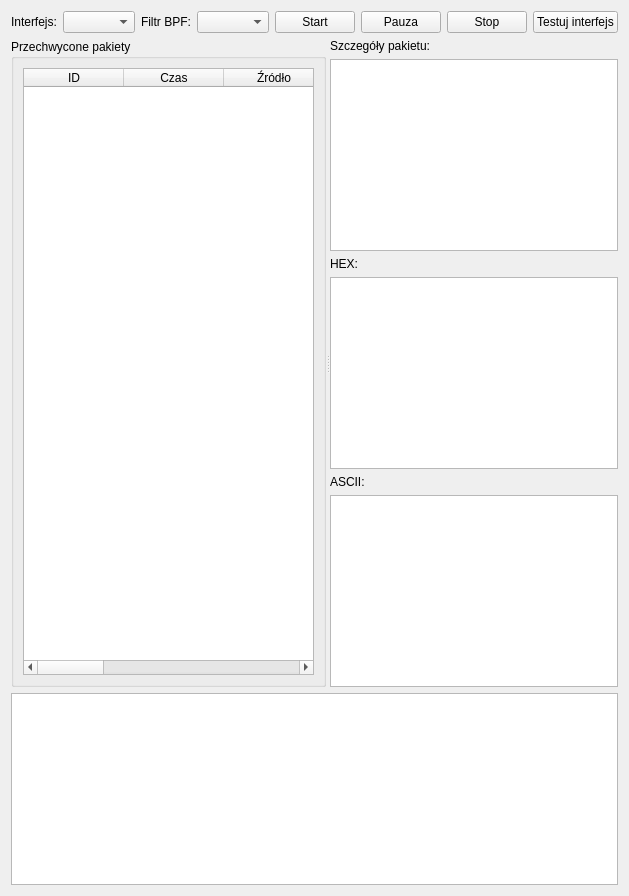
First picture: the form in qtui/dashboard.ui, repository Szyryngo/skaner4, before the edit.
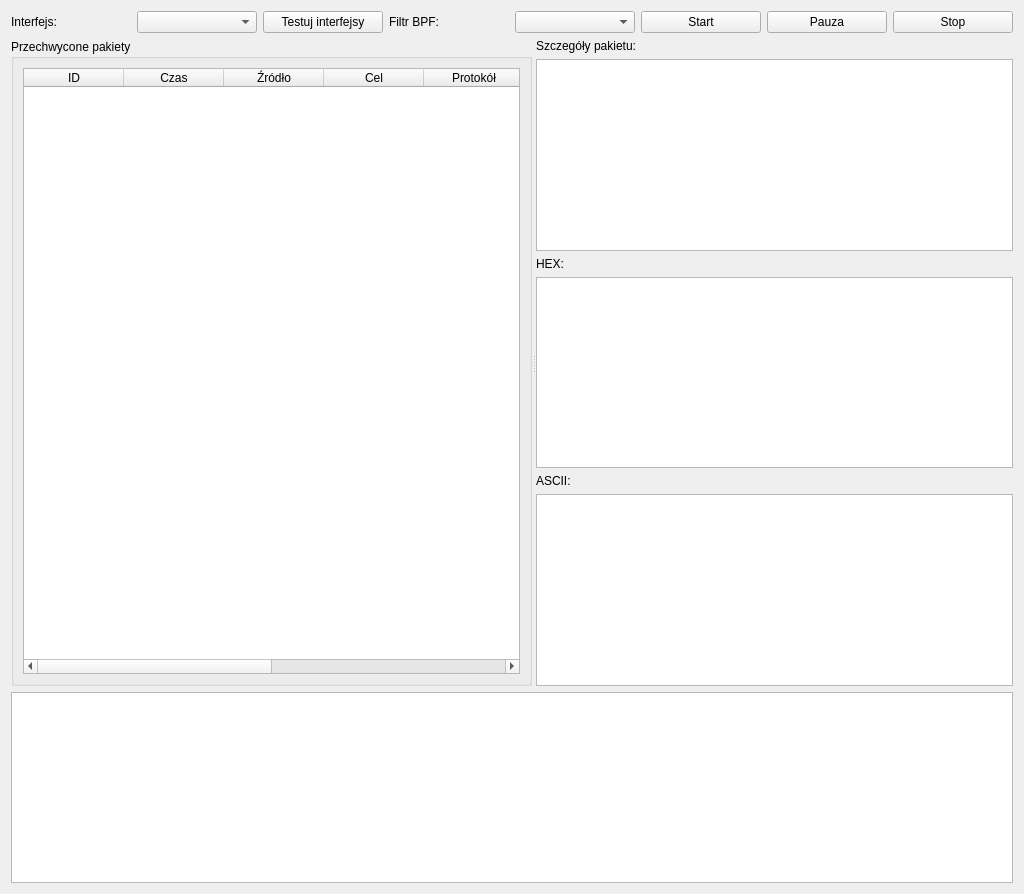
Second picture: the form after the edit.

```diff
--- a/qtui/dashboard.ui
+++ b/qtui/dashboard.ui
@@ -2,6 +2,14 @@
 <ui version="4.0">
  <class>DashboardTab</class>
  <widget class="QWidget" name="DashboardTab">
+  <property name="geometry">
+   <rect>
+    <x>0</x>
+    <y>0</y>
+    <width>1024</width>
+    <height>894</height>
+   </rect>
+  </property>
   <layout class="QVBoxLayout" name="verticalLayout">
    <item>
     <layout class="QHBoxLayout" name="topRowLayout">
@@ -15,6 +23,13 @@
      <item>
       <widget class="QComboBox" name="interface_combo"/>
      </item>
+     <item>
+      <widget class="QPushButton" name="test_btn">
+       <property name="text">
+        <string>Testuj interfejsy</string>
+       </property>
+      </widget>
+     </item>
      <item>
       <widget class="QLabel" name="labelFilter">
        <property name="text">
@@ -46,13 +61,6 @@
        </property>
       </widget>
      </item>
-     <item>
-      <widget class="QPushButton" name="test_btn">
-       <property name="text">
-        <string>Testuj interfejs</string>
-       </property>
-      </widget>
-     </item>
     </layout>
    </item>
    <item>
```
